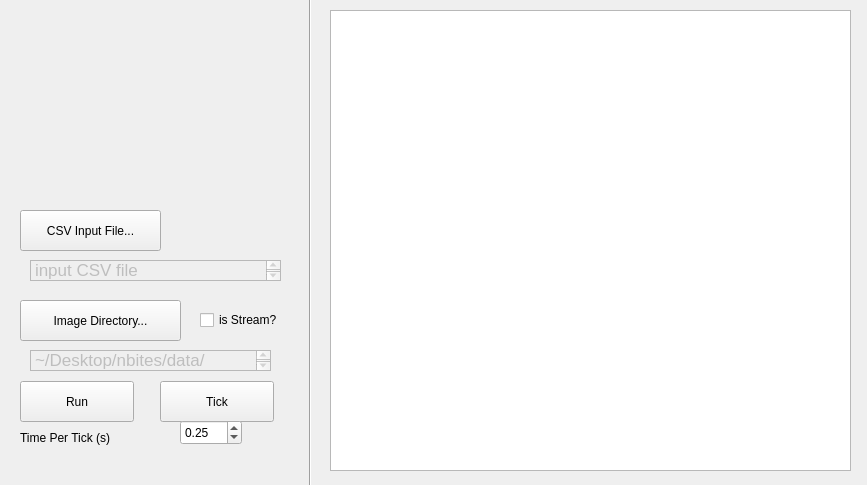
Before: the Qt Designer form gui/qTrace/cortexviewer.ui in gnmerritt/multiTrace-features, drawn with Qt 5.
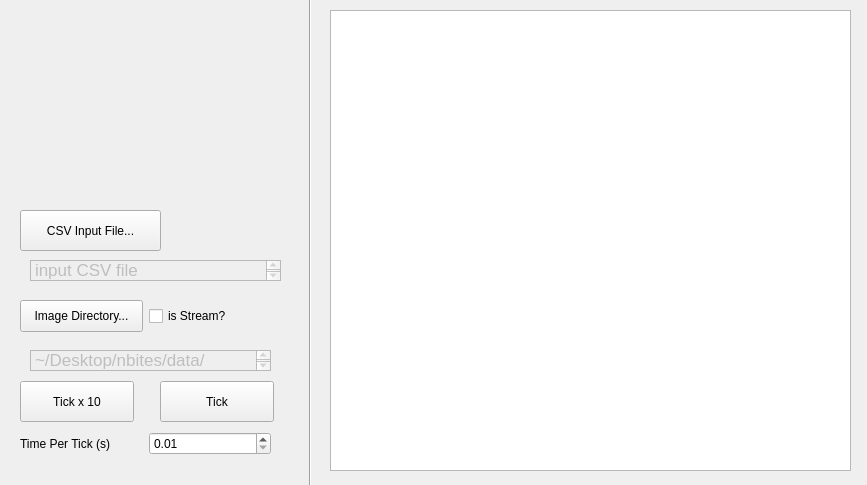
After: the same form once the commit is applied.

What changed in the file:
```diff
--- a/gui/qTrace/cortexviewer.ui
+++ b/gui/qTrace/cortexviewer.ui
@@ -46,7 +46,7 @@
     </rect>
    </property>
    <property name="text">
-    <string>Run</string>
+    <string>Tick x 10</string>
    </property>
   </widget>
   <widget class="QPushButton" name="tickButton">
@@ -62,67 +62,6 @@
     <string>Tick</string>
    </property>
   </widget>
-  <widget class="QLabel" name="label_7">
-   <property name="geometry">
-    <rect>
-     <x>20</x>
-     <y>430</y>
-     <width>111</width>
-     <height>16</height>
-    </rect>
-   </property>
-   <property name="text">
-    <string>Time Per Tick (s)</string>
-   </property>
-  </widget>
-  <widget class="QDoubleSpinBox" name="tickPause">
-   <property name="geometry">
-    <rect>
-     <x>180</x>
-     <y>420</y>
-     <width>62</width>
-     <height>25</height>
-    </rect>
-   </property>
-   <property name="minimum">
-    <double>0.010000000000000</double>
-   </property>
-   <property name="maximum">
-    <double>5.000000000000000</double>
-   </property>
-   <property name="singleStep">
-    <double>0.050000000000000</double>
-   </property>
-   <property name="value">
-    <double>0.250000000000000</double>
-   </property>
-  </widget>
-  <widget class="QPushButton" name="pushButton">
-   <property name="geometry">
-    <rect>
-     <x>20</x>
-     <y>300</y>
-     <width>161</width>
-     <height>41</height>
-    </rect>
-   </property>
-   <property name="text">
-    <string>Image Directory...</string>
-   </property>
-  </widget>
-  <widget class="QCheckBox" name="checkBox">
-   <property name="geometry">
-    <rect>
-     <x>200</x>
-     <y>310</y>
-     <width>101</width>
-     <height>20</height>
-    </rect>
-   </property>
-   <property name="text">
-    <string>is Stream?</string>
-   </property>
-  </widget>
   <widget class="QTextBrowser" name="textBrowser">
    <property name="enabled">
     <bool>false</bool>
@@ -176,6 +115,73 @@
     <string>CSV Input File...</string>
    </property>
   </widget>
+  <widget class="QWidget" name="">
+   <property name="geometry">
+    <rect>
+     <x>20</x>
+     <y>430</y>
+     <width>251</width>
+     <height>27</height>
+    </rect>
+   </property>
+   <layout class="QHBoxLayout" name="horizontalLayout">
+    <item>
+     <widget class="QLabel" name="label_7">
+      <property name="text">
+       <string>Time Per Tick (s)</string>
+      </property>
+     </widget>
+    </item>
+    <item>
+     <widget class="QDoubleSpinBox" name="tickPause">
+      <property name="minimum">
+       <double>0.010000000000000</double>
+      </property>
+      <property name="maximum">
+       <double>5.000000000000000</double>
+      </property>
+      <property name="singleStep">
+       <double>0.050000000000000</double>
+      </property>
+      <property name="value">
+       <double>0.010000000000000</double>
+      </property>
+     </widget>
+    </item>
+   </layout>
+  </widget>
+  <widget class="QWidget" name="">
+   <property name="geometry">
+    <rect>
+     <x>20</x>
+     <y>300</y>
+     <width>251</width>
+     <height>32</height>
+    </rect>
+   </property>
+   <layout class="QHBoxLayout" name="horizontalLayout_2">
+    <item>
+     <widget class="QPushButton" name="pushButton">
+      <property name="minimumSize">
+       <size>
+        <width>0</width>
+        <height>32</height>
+       </size>
+      </property>
+      <property name="text">
+       <string>Image Directory...</string>
+      </property>
+     </widget>
+    </item>
+    <item>
+     <widget class="QCheckBox" name="checkBox">
+      <property name="text">
+       <string>is Stream?</string>
+      </property>
+     </widget>
+    </item>
+   </layout>
+  </widget>
  </widget>
  <resources/>
  <connections/>
```
